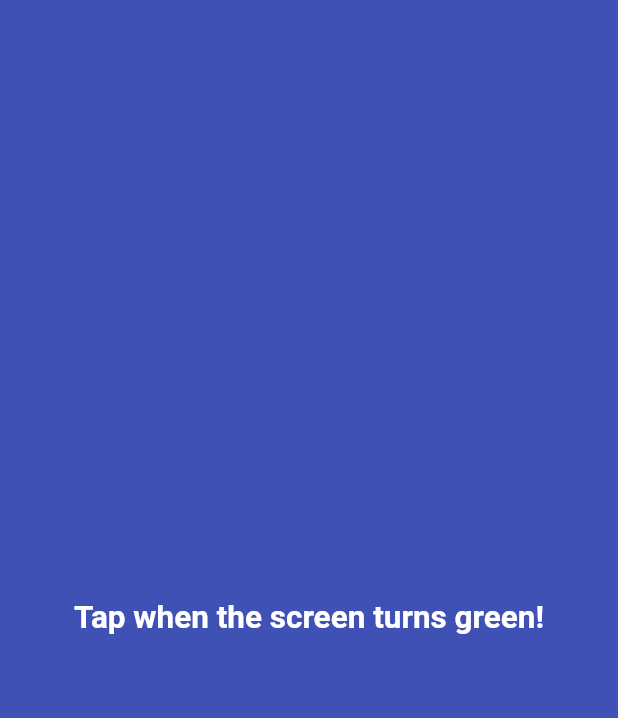
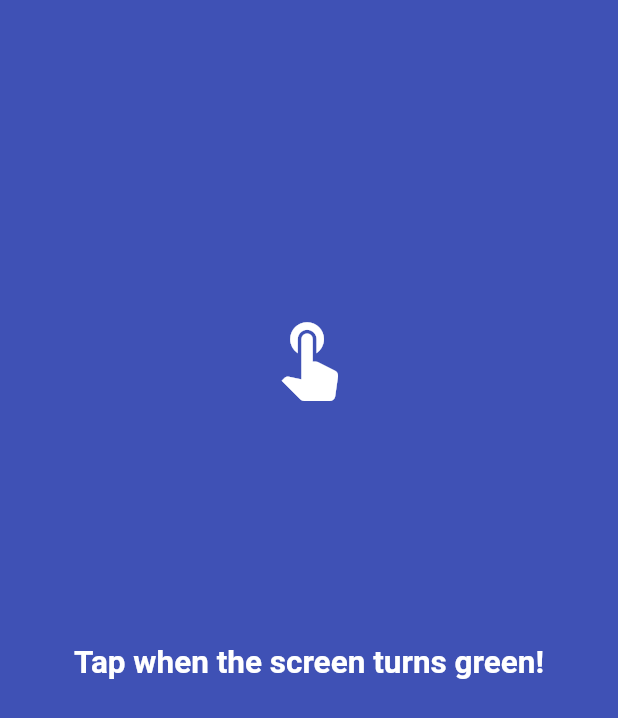
Before and after one commit to HossamElghamry/FLX, a Flutter app: the screen it shows after launch, after a tap on "TAP", on a phone screen of 412 x 824 dp. Shown: the top 718 px of the screen. Run offline on Flutter 3.47's test engine with Material 2 defaults, Android fonts, the phone set to English and light mode, and no system bars; our stand-ins replace audioplayers, cloud_firestore, google_sign_in; missing offline and left inert: vibrate; accounts and stored records are empty.

Commit message:
HeroIcons

```diff
--- a/lib/ModeList.dart
+++ b/lib/ModeList.dart
@@ -35,6 +35,7 @@ class ModePageState extends State<ModePage> {
       Navigator.of(context).push(new MaterialPageRoute(builder: (BuildContext context)=> new SoundMode()));
     }
   }
+
   @override
   Widget build(BuildContext context) {
     return Container(
@@ -51,7 +52,7 @@ class ModePageState extends State<ModePage> {
                   itemCount: title.length,
                   controller: PageController(viewportFraction: 0.8),
                   itemBuilder: (BuildContext context, int itemIndex) {
-                    return _buildCarouselItem(context, itemIndex);
+                    return _buildModeCard(context, itemIndex);
                   },
                 ),
               )
@@ -61,7 +62,7 @@ class ModePageState extends State<ModePage> {
     );
   }
 
-  Widget _buildCarouselItem(BuildContext context, int itemIndex) {
+  Widget _buildModeCard(BuildContext context, int itemIndex) {
     return Padding(
       padding: EdgeInsets.symmetric(horizontal: 4.0),
       child: InkWell(
@@ -74,8 +75,13 @@ class ModePageState extends State<ModePage> {
             child: Column(
               mainAxisAlignment: MainAxisAlignment.spaceEvenly,
               children: <Widget>[
-                Text(title[itemIndex], style: TextStyle(color: Colors.white, fontWeight: FontWeight.bold,fontSize: 30) ,),
-                Icon(icons[itemIndex],color: Colors.white,size: 60,)
+                Text(title[itemIndex], style: TextStyle(color: Colors.white,
+                fontWeight: FontWeight.bold,fontSize: 30) ,),
+                Hero(
+                  tag: "HeroModeIcon$itemIndex",
+                  child: Icon(icons[itemIndex],color: Colors.white,size: 60,),
+                )
+
               ],
             ),
           ),
--- a/lib/soundMode.dart
+++ b/lib/soundMode.dart
@@ -140,6 +140,9 @@ class SoundModeState extends State<SoundMode> with SingleTickerProviderStateMixi
           child: new Column(
             mainAxisAlignment: MainAxisAlignment.center,
             children: <Widget>[
+              Hero(
+                tag: "HeroModeIcon2",
+                child: Icon(Icons.surround_sound,color: Colors.white,size: 60,),),
               SizedBox(
                 height: 350.0,
                 width: double.infinity,
--- a/lib/tapMode.dart
+++ b/lib/tapMode.dart
@@ -115,7 +115,7 @@ class TapModeState extends State<TapMode> with SingleTickerProviderStateMixin{
         fontSize: 50.0, fontWeight: FontWeight.bold));
     }
     else if (screen == "Early"){
-      return Text("Cheater!\nYou Pressed Early!",textAlign: TextAlign.center,
+      return Text("Cheater!\n\nYou Pressed Early!",textAlign: TextAlign.center,
       style: new TextStyle(color: Colors.white,
       fontSize: 30.0, fontWeight: FontWeight.bold));
     }
@@ -136,6 +136,9 @@ class TapModeState extends State<TapMode> with SingleTickerProviderStateMixin{
           child: new Column(
             mainAxisAlignment: MainAxisAlignment.center,
             children: <Widget>[
+              Hero(
+                tag: "HeroModeIcon0",
+                child: Icon(Icons.touch_app,color: Colors.white,size: 60,),),
               SizedBox(
                 height: 350.0,
                 width: double.infinity,
--- a/lib/vibrateMode.dart
+++ b/lib/vibrateMode.dart
@@ -137,6 +137,9 @@ class VibrationModeState extends State<VibrationMode> with SingleTickerProviderS
           child: new Column(
             mainAxisAlignment: MainAxisAlignment.center,
             children: <Widget>[
+              Hero(
+                tag: "HeroModeIcon1",
+                child: Icon(Icons.vibration,color: Colors.white,size: 60,),),
               SizedBox(
                 height: 350.0,
                 width: double.infinity,
```
Lines whose indentation alone changed are shown as unchanged.
